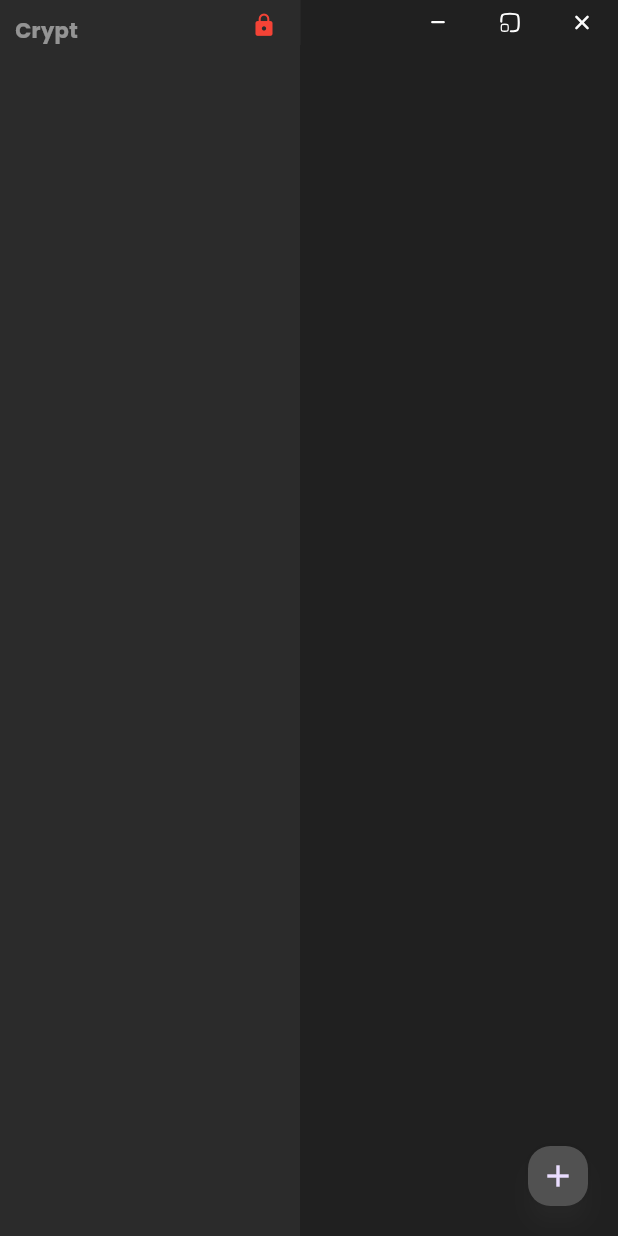
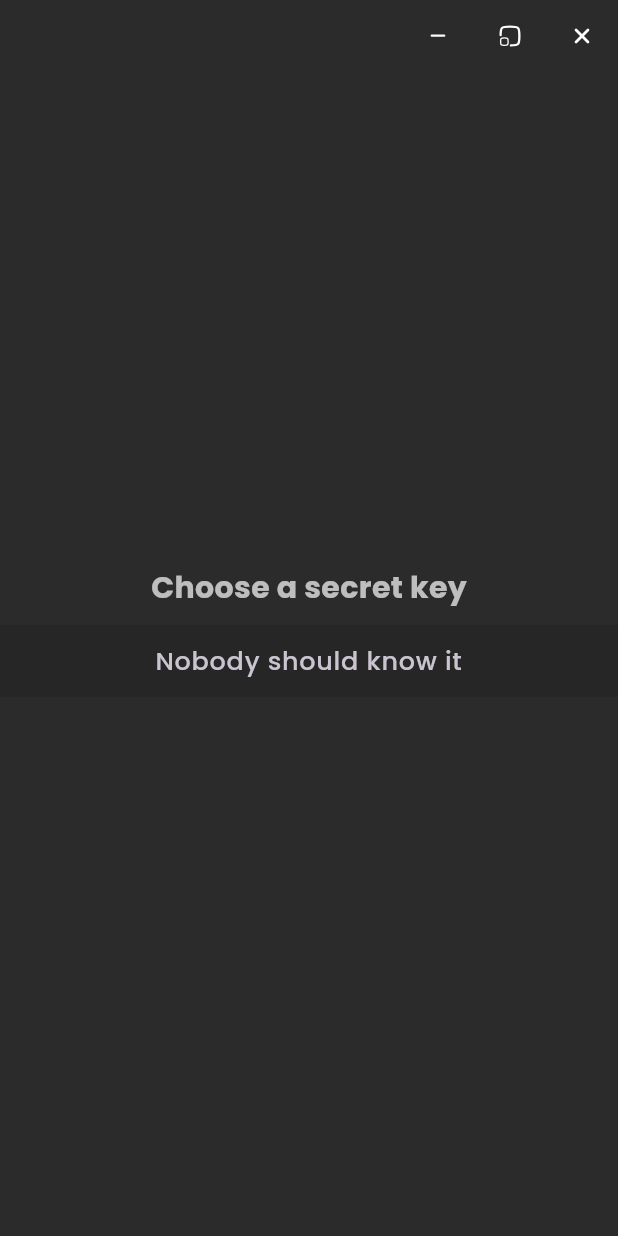
Before and after one commit to Guymaster/crypt, a Flutter app: the screen it shows after launch, on a phone screen of 412 x 824 dp. Run offline on Flutter 3.47's test engine with Material 3 defaults, Android fonts, the phone set to English and light mode, and no system bars; our stand-ins replace expandable, flutter_svg, google_fonts, sqflite, sqflite_common_ffi; missing offline and left inert: bitsdojo_window, contextual_menu, dbcrypt; accounts and stored records are empty.

Commit message:
Setting up password hash

```diff
--- a/lib/common/styles.dart
+++ b/lib/common/styles.dart
@@ -50,6 +50,14 @@ abstract class FormLabelTxtStyle {
         fontWeight: FontWeight.w500,
     );
   }
+
+  static TextStyle bold(double size, Color color){
+    return GoogleFonts.poppins(
+      color: color,
+      fontSize: size,
+      fontWeight: FontWeight.bold,
+    );
+  }
 }
 
 abstract class FormTitleTxtStyle {
--- a/lib/main.dart
+++ b/lib/main.dart
@@ -1,6 +1,6 @@
 import 'package:bitsdojo_window/bitsdojo_window.dart';
 import 'package:crypt/common/themes.dart';
-import 'package:crypt/pages/login/login.page.dart';
+import 'package:crypt/pages/welcome/welcome.page.dart';
 import 'package:crypt/pages/registry/registry.page.dart';
 import 'package:crypt/providers/secret_key.provider.dart';
 import 'package:crypt/services/database.dart';
--- a/lib/pages/registry/components/collection-delete-popup.component.dart
+++ b/lib/pages/registry/components/collection-delete-popup.component.dart
@@ -18,7 +18,7 @@ class DeleteCollectionPopUp extends StatefulWidget {
 }
 
 class DeleteCollectionPopUpState extends State<DeleteCollectionPopUp> {
-  final _formKey = GlobalKey<FormState>();
+  GlobalKey<FormState> _formKey = GlobalKey<FormState>();
   Collection? collection;
   late TextEditingController textEditingController;
 
@@ -39,6 +39,7 @@ class DeleteCollectionPopUpState extends State<DeleteCollectionPopUp> {
 
   @override
   void dispose() {
+    textEditingController.dispose();
     super.dispose();
   }
 
--- a/lib/pages/registry/components/file-create-popup.component.dart
+++ b/lib/pages/registry/components/file-create-popup.component.dart
@@ -17,7 +17,7 @@ class CreateFilePopUp extends StatefulWidget {
 }
 
 class CreateFilePopUpState extends State<CreateFilePopUp> {
-  final _formKey = GlobalKey<FormState>();
+  GlobalKey<FormState> _formKey = GlobalKey<FormState>();
   bool shouldCreateNewCollection = false;
   Collection? selectedCollection;
   late TextEditingController fileTitleController;
--- a/lib/pages/registry/components/file-edit-popup.component.dart
+++ b/lib/pages/registry/components/file-edit-popup.component.dart
@@ -20,7 +20,7 @@ class EditFilePopUp extends StatefulWidget {
 }
 
 class EditFilePopUpState extends State<EditFilePopUp> {
-  final _formKey = GlobalKey<FormState>();
+  GlobalKey<FormState> _formKey = GlobalKey<FormState>();
   File? defaultFileData;
 
   bool shouldCreateNewCollection = false;
--- /dev/null
+++ b/lib/pages/welcome/welcome.page.dart
@@ -0,0 +1,167 @@
+import 'package:bitsdojo_window/bitsdojo_window.dart';
+import 'package:crypt/common/values.dart';
+import 'package:crypt/pages/registry/registry.page.dart';
+import 'package:crypt/services/database.dart';
+import 'package:crypt/services/encryption.dart';
+import 'package:flutter/cupertino.dart';
+import 'package:flutter/material.dart';
+import 'package:flutter_svg/svg.dart';
+
+import '../../common/styles.dart';
+
+class WelcomePage extends StatefulWidget {
+  const WelcomePage({super.key});
+
+  @override
+  State<WelcomePage> createState() => _WelcomePageState();
+}
+
+class _WelcomePageState extends State<WelcomePage> {
+  final _formKey = GlobalKey<FormState>();
+  late TextEditingController textEditingController;
+  List<String> secrets = [];
+
+  @override
+  void initState() {
+    super.initState();
+    textEditingController = TextEditingController();
+  }
+
+  @override
+  void dispose() {
+    textEditingController.dispose();
+    super.dispose();
+  }
+
+  @override
+  Widget build(BuildContext context){
+    return Scaffold(
+      backgroundColor: ColorPalette.getDarkGray(1),
+      body: Column(
+        mainAxisAlignment: MainAxisAlignment.center,
+        children: [
+          Focus(
+            descendantsAreFocusable: false,
+            canRequestFocus: false,
+            child: Row(mainAxisAlignment: MainAxisAlignment.end,
+              children: [
+                IconButton(
+                    style: ButtonStyle(
+                        shape: MaterialStateProperty.all(const RoundedRectangleBorder())
+                    ),
+                    onPressed: (){
+                      appWindow.minimize();
+                    },
+                    icon: SvgPicture.asset("assets/icons/hide-window.svg",
+                      height: 15,
+                      width: 15,
+                    )),
+                IconButton(
+                    style: ButtonStyle(
+                        shape: MaterialStateProperty.all(const RoundedRectangleBorder())
+                    ),
+                    onPressed: (){
+                      appWindow.maximizeOrRestore();
+                    }, icon: SvgPicture.asset("assets/icons/maximize-window.svg",
+                  height: 15,
+                  width: 15,
+                )),
+                IconButton(
+                    onPressed: (){
+                      appWindow.close();
+                    },
+                    style: ButtonStyle(
+                        shape: MaterialStateProperty.all(const RoundedRectangleBorder())
+                    ),
+                    icon: SvgPicture.asset("assets/icons/close-window.svg",
+                      height: 15,
+                      width: 15,
+                    )),
+              ],
+            ),
+          ),
+          Expanded(
+            child: Column(
+              mainAxisAlignment: MainAxisAlignment.center,
+              children: [
+                Center(
+                  child: Text(((){
+                    if(secrets.isEmpty){
+                      return "Choose a secret key";
+                    }
+                    if(secrets.length == 1){
+                      return "Type it again";
+                    }
+                    if(secrets.length == 2){
+                      return "Type it one time more please";
+                    }
+                    return "Congratulations!";
+                  })(), style: FormLabelTxtStyle.bold(20, ColorPalette.getWhite(0.7)),),
+                ),
+                const SizedBox(height: 10,),
+                if(secrets.length < 3) Form(
+                  key: _formKey,
+                  child: TextFormField(
+                    controller: textEditingController,
+                    obscureText: true,
+                    obscuringCharacter: "漢",
+                    textAlign: TextAlign.center,
+                    textInputAction: TextInputAction.next,
+                    onFieldSubmitted: (value) async {
+                      bool isValid = _formKey.currentState != null? _formKey.currentState!.validate() : false;
+                      textEditingController.text = "";
+                      if(!isValid) return;
+                      setState(() {
+                        secrets.add(value);
+                      });
+                      if(secrets.length >= 3){
+                        ({String salt, String hash}) hashResult = EncryptionService.generateHash(value);
+                        await DbService.addHash(hashResult.hash);
+                        Navigator.of(context).pushReplacement(MaterialPageRoute(
+                          builder: (context) => const RegistryPage()
+                        ));
+                      }
+                    },
+                    style: FormLabelTxtStyle.classic(17, ColorPalette.getWhite(0.7)),
+                    enabled: (secrets.length < 3),
+                    validator: (value){
+                      if(value == null || value.isEmpty){
+                        return "Where is the secret key?";
+                      }
+                      if(value.length < 5){
+                        return "Too short. Not sufficient!";
+                      }
+                      if(value.length < 5){
+                        return "Too long. You will forget it!";
+                      }
+                      if(secrets.isEmpty){
+                        return null;
+                      }
+                      if(secrets.last != value){
+                        setState(() {
+                          secrets = [];
+                        });
+                        return "What? The code you just entered is different with the previous one. Retry at beginning";
+                      }
+                      return null;
+                    },
+                    decoration: InputDecoration(
+                      errorMaxLines: 2,
+                        errorStyle: FormLabelTxtStyle.classic(14, Colors.deepOrange),
+                        filled: true,
+                        fillColor: ColorPalette.getBlack(0.5),
+                        hoverColor: ColorPalette.getBlack(0.5),
+                        hintText: "Nobody should know it",
+                        border: InputBorder.none
+                    ),
+                  ),
+                )
+              ],
+            ),
+          ),
+          const SizedBox(height: 30,)
+        ],
+      ),
+    );
+  }
+}
--- a/lib/services/database.dart
+++ b/lib/services/database.dart
@@ -29,6 +29,12 @@ abstract class DbService {
               ' title VARCHAR(50) NOT NULL,'
               ' content TEXT NOT NULL,'
               ' collection_id INTEGER REFERENCES collection(id),'
+              ' created_at DATETIME DEFAULT (current_timestamp) NOT NULL,'
+              ' updated_at DATETIME DEFAULT (current_timestamp) NOT NULL'
+              ')');
+          await db.execute('CREATE TABLE setting('
+              ' key VARCHAR(50) PRIMARY KEY,'
+              ' value TEXT NOT NULL,'
               ' created_at DATETIME DEFAULT (current_timestamp) NOT NULL,'
               ' updated_at DATETIME DEFAULT (current_timestamp) NOT NULL'
               ')');
@@ -107,7 +113,6 @@ abstract class DbService {
     final Database db = await getDb();
     await db.update("collection", {
       "name": data.name,
-      "created_at": DateTime.now().millisecondsSinceEpoch,
       "updated_at": DateTime.now().millisecondsSinceEpoch
     }, where: "id=$collectionId"
     );
@@ -198,4 +203,39 @@ abstract class DbService {
     final Database db = await getDb();
     await db.delete("file", where: "id=$fileId");
   }
+
+  static Future<String?> getHash() async {
+    final Database db = await getDb();
+    final List<Map<String, Object?>> settingMaps = await db.query("setting",
+        where: "key='hash'"
+    );
+    List<({String key, String value})> settings = [
+      for (final {
+      'key': key as String,
+      'value': value as String,
+      } in settingMaps)
+        (key: key, value: value),
+    ];
+    return settings.isEmpty? null : settings[0].value;
+  }
+
+  static Future<int> addHash(String value) async {
+    final Database db = await getDb();
+    int id = await db.insert("setting", {
+      "key": "hash",
+      "value": value,
+      "created_at": DateTime.now().millisecondsSinceEpoch,
+      "updated_at": DateTime.now().millisecondsSinceEpoch
+    }, conflictAlgorithm: ConflictAlgorithm.abort);
+    return id;
+  }
+
+  static updateHash(String value) async {
+    final Database db = await getDb();
+    await db.update("setting", {
+      "value": value,
+      "updated_at": DateTime.now().millisecondsSinceEpoch
+    }, where: "key='hash'"
+    );
+  }
 }
--- /dev/null
+++ b/lib/services/encryption.dart
@@ -0,0 +1,18 @@
+import 'package:dbcrypt/dbcrypt.dart';
+
+abstract class EncryptionService {
+  static DBCrypt getEncryptor() => DBCrypt();
+  static const String _salt = "|_EXP3CT_TH4T_TH|S_S4LT_|S_STRONG_3N0UGH";
+
+  static ({String hash, String salt}) generateHash(String password){
+    final encryptor = getEncryptor();
+    final salt = encryptor.gensalt();
+    return (hash: encryptor.hashpw(password, salt), salt: salt);
+  }
+
+  static bool check(String password, String hash){
+    final encryptor = getEncryptor();
+    bool isValid = encryptor.checkpw(password, hash);
+    return isValid;
+  }
+}
--- /dev/null
+++ b/lib/services/settings.dart
@@ -0,0 +1,5 @@
+abstract class SettingsService {
+  static Future<String> getHash() async {
+    return "";
+  }
+}
--- a/pubspec.yaml
+++ b/pubspec.yaml
@@ -43,6 +43,7 @@ dependencies:
   contextual_menu: ^0.1.2
   sqflite: ^2.3.2
   sqflite_common_ffi: ^2.3.3
+  dbcrypt: ^2.0.0
 
 dev_dependencies:
   flutter_test:
```
Also changed, not shown: lib/pages/login/login.page.dart (deleted, +0 -10 lines), lib/pages/registry/components/unlock-popup.component.dart (added, +94 -0 lines), lib/pages/registry/registry.page.dart (+22 -2 lines), lib/pages/welcome/components/collection.component.dart (renamed from lib/pages/login/components/collection.component.dart), lib/pages/welcome/components/file.component.dart (renamed from lib/pages/login/components/file.component.dart), pubspec.lock.
